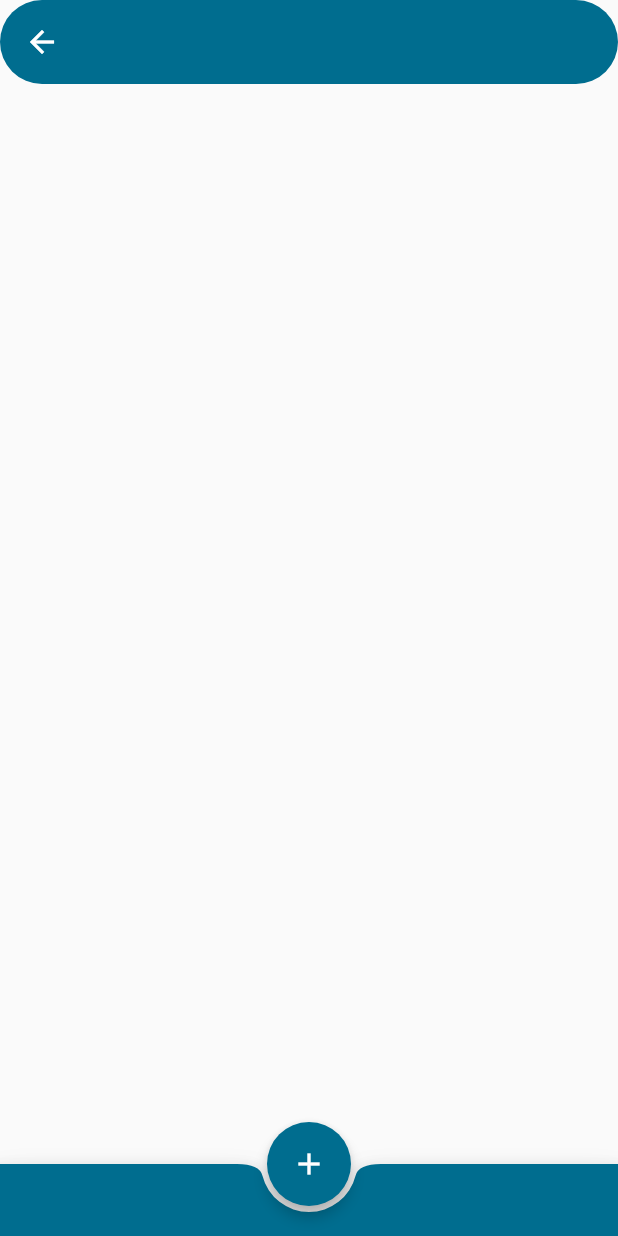
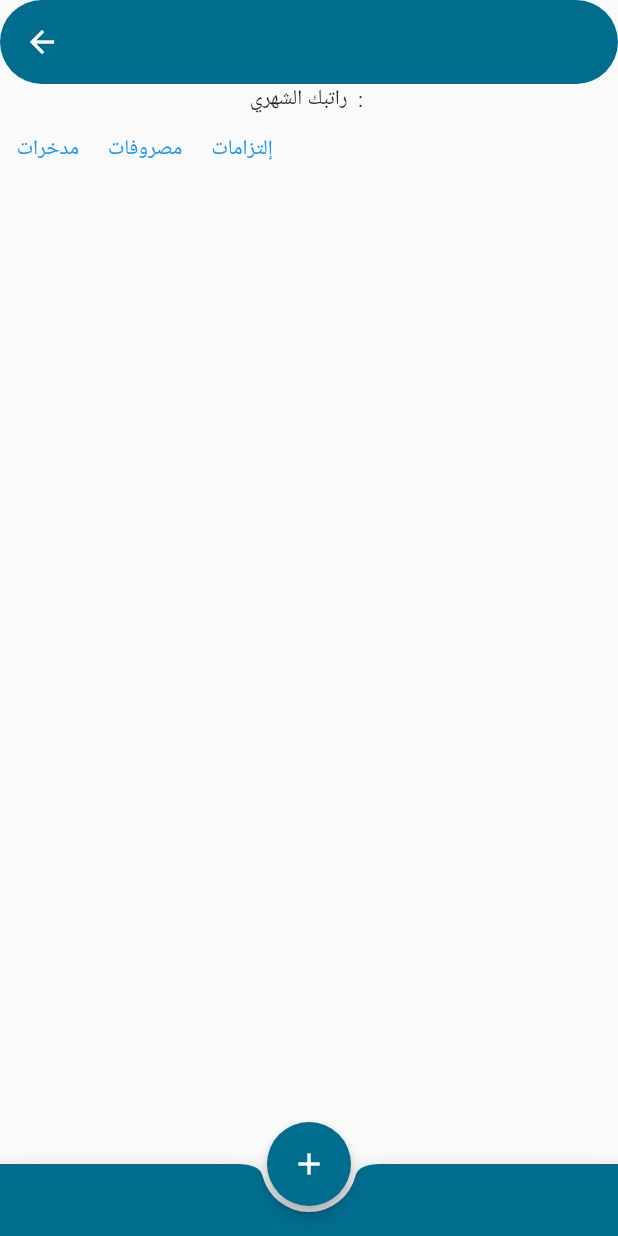
Before and after one commit to Khiriah/masrofat, a Flutter app: the screen it shows after launch, after a tap on "enter", on a phone screen of 412 x 824 dp. Run offline on Flutter 3.47's test engine with Material 2 defaults, Android fonts, the phone set to English and light mode, and no system bars.

Commit message:
update Pages

```diff
--- a/lib/salary_screen.dart
+++ b/lib/salary_screen.dart
@@ -1,5 +1,5 @@
 import 'package:flutter/material.dart';
-
+import 'masrofat_screen.dart';
 import 'custom/constance.dart';
 import 'home_screen.dart';
 
@@ -75,7 +75,25 @@ class _SalaryScreenState extends State<SalaryScreen> {
         ),
         body: Center(
           child: Center(
-            child: Column(children: [Text('')]),
+            child: Column(children: [
+              Text('راتبك الشهري  : ${widget.sal}'),
+              Container(
+                child: Row(
+                  children: [
+                    TextButton(onPressed: () {}, child: Text('مدخرات')),
+                    TextButton(
+                        onPressed: () {
+                          Navigator.of(context).push(
+                            MaterialPageRoute(
+                                builder: (context) => MasrofatScreen()),
+                          );
+                        },
+                        child: Text('مصروفات')),
+                    TextButton(onPressed: () {}, child: Text('إلتزامات'))
+                  ],
+                ),
+              )
+            ]),
           ),
         ));
   }
```
